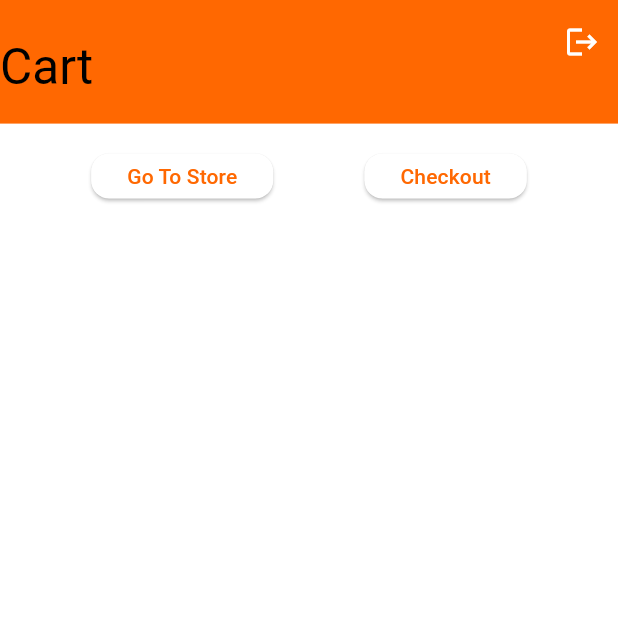
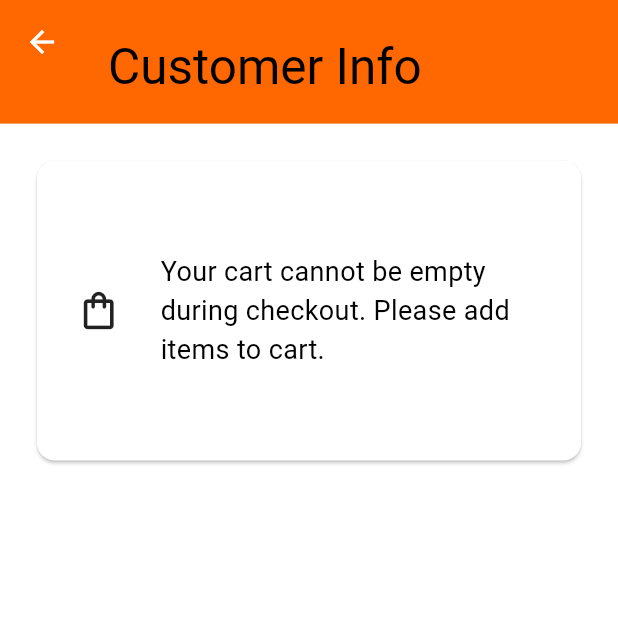
Before and after one commit to quantum-shift/XiaomiOde2Code2022, a Flutter app: the CartPage screen opened directly, after a tap on "Checkout", on a phone screen of 412 x 824 dp, the top half of it. Run offline on Flutter 3.47's test engine with Material 2 defaults, Android fonts, the phone set to English and light mode, and no system bars; our stand-ins replace dio, flutter_dotenv, hive, hive_flutter, shared_preferences; missing offline and left inert: razorpay_flutter; accounts and stored records are empty; network calls fail.

Commit message:
Skeleton of customer info page created

```diff
--- /dev/null
+++ b/frontend/xiaomi_billing/lib/screens/customer_info_page/customer_info.dart
@@ -0,0 +1,103 @@
+import 'dart:ui';
+
+import 'package:flutter/material.dart';
+import 'package:flutter/src/widgets/container.dart';
+import 'package:flutter/src/widgets/framework.dart';
+import 'package:provider/provider.dart';
+import 'package:xiaomi_billing/screens/customer_info_page/components/customer_info_form.dart';
+import 'package:xiaomi_billing/screens/home_page/components/empty_cart_card.dart';
+import 'package:xiaomi_billing/screens/product_details_page/product_details_page.dart';
+import 'package:xiaomi_billing/states/cart_model.dart';
+
+import '../../constants.dart';
+import '../../states/global_data.dart';
+
+class CustomerInfo extends StatefulWidget {
+  const CustomerInfo({super.key});
+
+  @override
+  State<CustomerInfo> createState() => _CustomerInfoState();
+}
+
+class _CustomerInfoState extends State<CustomerInfo> {
+  late TextEditingController _operatorIdController;
+  late TextEditingController _storeTypeController;
+
+  void onMount() async {
+    _operatorIdController.text = await readDataFromFile<String>('operatorId');
+  }
+
+  @override
+  void initState() {
+    super.initState();
+    _operatorIdController = TextEditingController();
+    _operatorIdController.text = context.read<GlobalData>().operatorId;
+    if (_operatorIdController.text.isEmpty) {
+      onMount();
+    }
+    _storeTypeController = TextEditingController();
+    _storeTypeController.text = context.read<GlobalData>().storeType;
+  }
+
+  @override
+  Widget build(BuildContext context) {
+    Size size = MediaQuery.of(context).size;
+    return Scaffold(
+        body: CustomScrollView(slivers: [
+      SliverAppBar(
+        pinned: true,
+        backgroundColor: miOrange,
+        foregroundColor: Colors.white,
+        expandedHeight: size.height * 0.1,
+        flexibleSpace: const FlexibleSpaceBar(
+          title: Text('Customer Info'),
+        ),
+      ),
+      context.watch<CartModel>().getProductIds().isEmpty
+          ? SliverToBoxAdapter(
+              child: Padding(
+                padding: EdgeInsets.all(size.width * 0.05),
+                child: EmptyCartCard(
+                  message:
+                      'Your cart cannot be empty during checkout. Please add items to cart.',
+                  size: size,
+                ),
+              ),
+            )
+          : SliverToBoxAdapter(
+              child: Padding(
+                padding: EdgeInsets.symmetric(
+                    horizontal: size.width * 0.05, vertical: 0),
+                child: Column(
+                  children: [
+                    Row(
+                      children: [
+                        Container(
+                          width: size.width * 0.45,
+                          height: 100,
+                          child: Center(
+                              child: getFixedTextField(
+                                  _operatorIdController, 'Operator ID')),
+                        ),
+                        Container(
+                          width: size.width * 0.45,
+                          height: 100,
+                          child: Center(
+                              child: getFixedTextField(
+                                  _storeTypeController, 'Store Type')),
+                        )
+                      ],
+                    ),
+                    Divider(thickness: 3),
+                  ],
+                ),
+              ),
+            ),
+      context.watch<CartModel>().getProductIds().isEmpty
+          ? SliverToBoxAdapter(child: Container())
+          : SliverToBoxAdapter(
+              child: CustomerInfoForm(),
+            )
+    ]));
+  }
+}
--- a/frontend/xiaomi_billing/lib/screens/home_page/components/cart_page.dart
+++ b/frontend/xiaomi_billing/lib/screens/home_page/components/cart_page.dart
@@ -5,12 +5,15 @@ import 'package:dio/dio.dart';
 import 'package:flutter/material.dart';
 import 'package:provider/provider.dart';
 import 'package:xiaomi_billing/constants.dart';
+import 'package:xiaomi_billing/screens/customer_info_page/customer_info.dart';
+import 'package:xiaomi_billing/screens/home_page/components/empty_cart_card.dart';
 import 'package:xiaomi_billing/screens/store_page/store_page.dart';
 import 'package:xiaomi_billing/states/cart_model.dart';
 import 'package:xiaomi_billing/states/credential_manager.dart';
 import 'package:path_provider/path_provider.dart';
 import 'package:hive/hive.dart';
 import 'package:hive_flutter/hive_flutter.dart';
+import 'package:xiaomi_billing/states/global_data.dart';
 import '../../../states/products_model.dart';
 import 'package:flutter/foundation.dart' show kIsWeb;
 
@@ -101,7 +104,7 @@ class _CartPageState extends State<CartPage> {
   }
 
   void handleMount() async {
-    if (!context.read<CartModel>().visited) {
+    if (!context.read<GlobalData>().visitedCart) {
       try {
         await retrieveProductsFromAPI(context, mounted);
       } catch (error) {
@@ -110,7 +113,7 @@ class _CartPageState extends State<CartPage> {
       writeProductsToFile();
       readCartFromFile();
       if (!mounted) return;
-      context.read<CartModel>().visited = true;
+      context.read<GlobalData>().setVisitedCart(true);
     }
   }
 
@@ -182,7 +185,10 @@ class _CartPageState extends State<CartPage> {
                       style: getButtonStyle(context),
                     ),
                     ElevatedButton(
-                      onPressed: () {},
+                      onPressed: () {
+                        Navigator.of(context).push(MaterialPageRoute(
+                            builder: (context) => const CustomerInfo()));
+                      },
                       child: Text('Checkout'),
                       style: getButtonStyle(context),
                     ),
@@ -192,7 +198,14 @@ class _CartPageState extends State<CartPage> {
             ),
           ),
           cartItems.isEmpty
-              ? SliverToBoxAdapter(child: SizedBox())
+              ? SliverToBoxAdapter(
+                  child: Padding(
+                      padding: EdgeInsets.all(size.width * 0.05),
+                      child: EmptyCartCard(
+                          message:
+                              'Your cart is empty. Add new items to cart by visiting the store.',
+                          size: size)),
+                )
               : SliverGrid(
                   gridDelegate: const SliverGridDelegateWithMaxCrossAxisExtent(
                     maxCrossAxisExtent: 400.0,
--- /dev/null
+++ b/frontend/xiaomi_billing/lib/screens/home_page/components/empty_cart_card.dart
@@ -0,0 +1,45 @@
+import 'dart:ui';
+
+import 'package:flutter/material.dart';
+import 'package:flutter/src/widgets/container.dart';
+import 'package:flutter/src/widgets/framework.dart';
+
+class EmptyCartCard extends StatelessWidget {
+  const EmptyCartCard({
+    super.key,
+    required this.message,
+    required this.size,
+  });
+
+  final String message;
+  final Size size;
+
+  @override
+  Widget build(BuildContext context) {
+    return Card(
+      child: SizedBox(
+        height: 200,
+        width: size.width * 0.8,
+        child: Row(
+          children: [
+            SizedBox(
+                width: size.width * 0.2,
+                height: 200,
+                child: const Center(
+                    child: Icon(Icons.shopping_bag_outlined, size: 30))),
+            SizedBox(
+                width: size.width * 0.6,
+                height: 200,
+                child: Center(
+                  child: Text(
+                    message,
+                    maxLines: 6,
+                    style: const TextStyle(fontSize: 18),
+                  ),
+                ))
+          ],
+        ),
+      ),
+    );
+  }
+}
--- a/frontend/xiaomi_billing/lib/screens/product_details_page/product_details_page.dart
+++ b/frontend/xiaomi_billing/lib/screens/product_details_page/product_details_page.dart
@@ -4,6 +4,7 @@ import 'package:flutter/material.dart';
 import 'package:flutter/src/widgets/container.dart';
 import 'package:flutter/src/widgets/framework.dart';
 import 'package:provider/provider.dart';
+import 'package:xiaomi_billing/screens/home_page/components/cart_page.dart';
 import 'package:xiaomi_billing/states/cart_model.dart';
 import 'package:xiaomi_billing/states/products_model.dart';
 
@@ -114,10 +115,12 @@ class _ProductDetailsState extends State<ProductDetails> {
             if (_selected) {
               List<int> productList = context.read<CartModel>().getProductIds();
               context.read<CartModel>().removeId(productList.length - 1);
+              saveCartToFile(mounted, context);
             } else {
               context
                   .read<CartModel>()
                   .addProduct(product.productId, _serialNoController.text);
+              saveCartToFile(mounted, context);
             }
             _selected = !_selected;
           });
--- a/frontend/xiaomi_billing/lib/states/cart_model.dart
+++ b/frontend/xiaomi_billing/lib/states/cart_model.dart
@@ -4,7 +4,6 @@ import 'package:xiaomi_billing/states/products_model.dart';
 class CartModel extends ChangeNotifier {
   final List<int> _productIds = [];
   final List<String> _serialNos = [];
-  bool visited = false;
 
   List<int> getProductIds() {
     return _productIds;
--- /dev/null
+++ b/frontend/xiaomi_billing/lib/states/global_data.dart
@@ -0,0 +1,33 @@
+import 'package:flutter/material.dart';
+import 'package:hive/hive.dart';
+
+class GlobalData extends ChangeNotifier {
+  bool visitedCart = false;
+  String operatorId = '';
+  String storeType = 'Mobile Store';
+
+  void setVisitedCart(bool visitedCart) {
+    this.visitedCart = visitedCart;
+    notifyListeners();
+  }
+
+  void setOperatorId(String operatorId) {
+    this.operatorId = operatorId;
+    notifyListeners();
+  }
+
+  void setStoreType(String storeType) {
+    this.storeType = storeType;
+    notifyListeners();
+  }
+}
+
+void saveDataToFile<T>(String key, T value) async {
+  var box = await Hive.openBox('global');
+  box.put(key, value);
+}
+
+Future <T> readDataFromFile<T>(String key) async{
+  var box = await Hive.openBox('global');
+  return box.get(key);
+}
```
Also changed, not shown: frontend/xiaomi_billing/lib/main.dart (+6 -1 lines), frontend/xiaomi_billing/lib/screens/customer_info_page/components/customer_info_form.dart (added, +156 -0 lines), frontend/xiaomi_billing/lib/screens/login_page/login_page.dart (+14 -4 lines).
